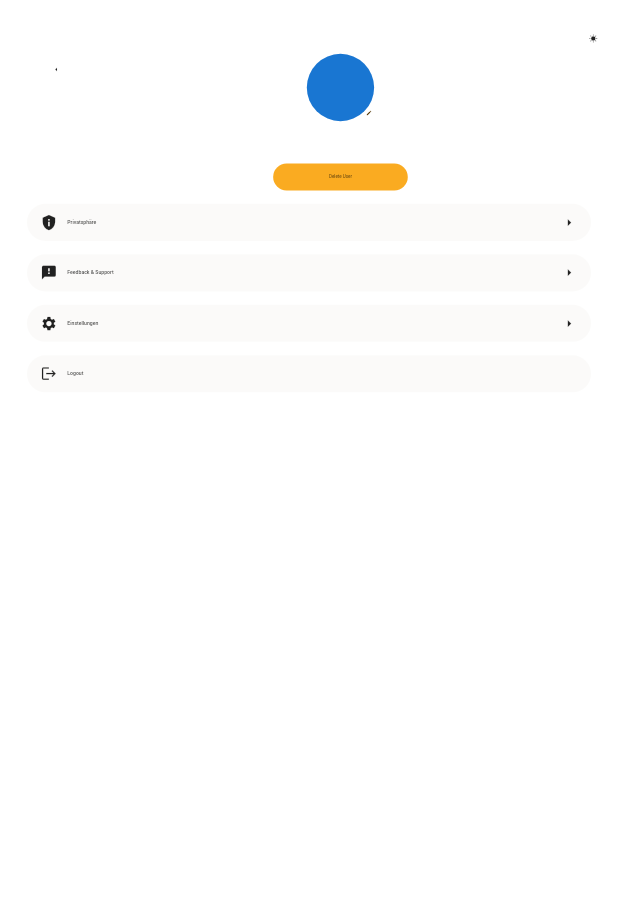
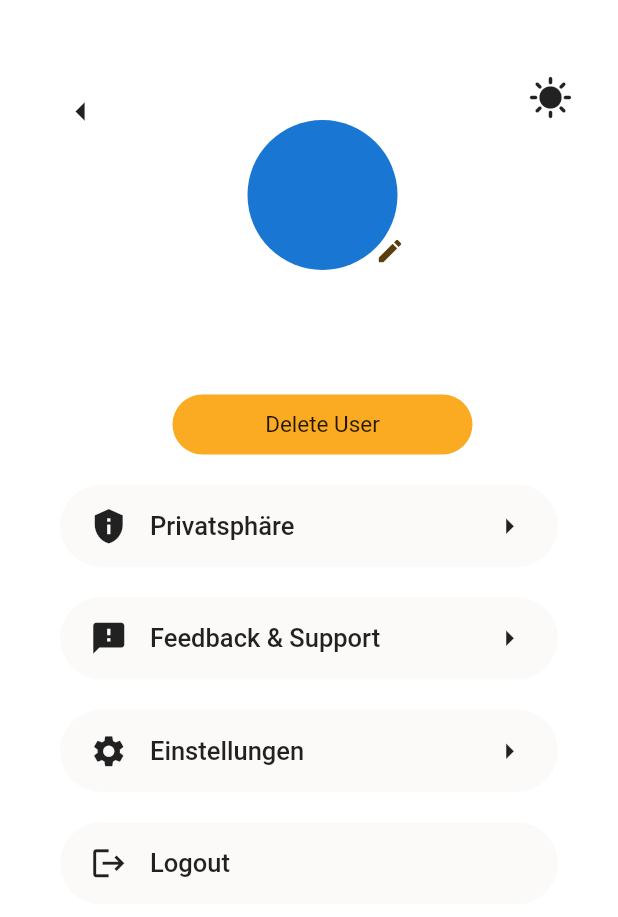
Before and after one commit to BeckmannArmin/Masterarbeit-v2, a Flutter app: the ProfilePage screen opened by its route, on a phone screen of 412 x 824 dp. Shown: the top 917 px of the screen. Run offline on Flutter 3.47's test engine with Material 2 defaults, Android fonts, the phone set to English and light mode, and no system bars; our stand-ins replace animated_theme_switcher, built_collection, built_value, dio, dotted_border, eva_icons_flutter and 5 more; missing offline and left inert: dart:html, dart:js, overlay_group_avatar; accounts and stored records are empty; generated files the repository leaves out were written again; network calls fail; statements that could not run were skipped.

Commit message:
init screen utils with current vw width height

```diff
--- a/frontend/lib/ui/pages/profile_page.dart
+++ b/frontend/lib/ui/pages/profile_page.dart
@@ -18,7 +18,10 @@ class ProfilePage extends GetView<ProfileController> {
 
   @override
   Widget build(BuildContext context) {
-    ScreenUtil.init(context, height: 851, width: 918, allowFontScaling: true);
+    final double width = MediaQuery.of(context).size.width;
+    final double height = MediaQuery.of(context).size.height;
+
+    ScreenUtil.init(context, height: height, width: width, allowFontScaling: true);
 
     final Expanded profileInfo = Expanded(
       child: Form(
```
